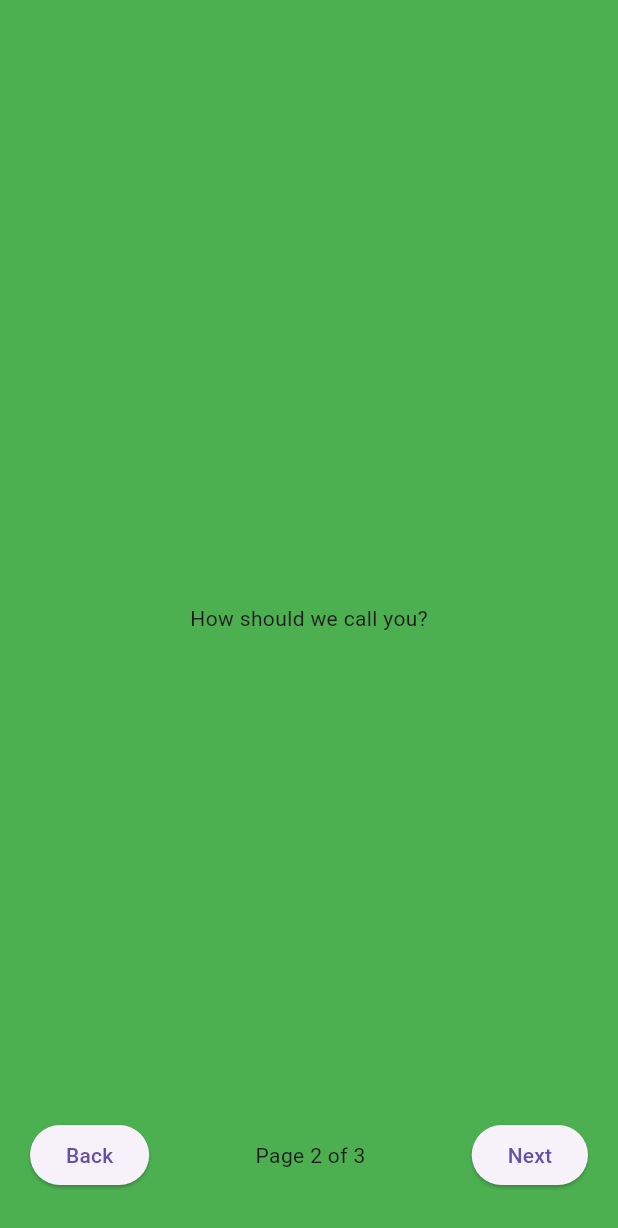
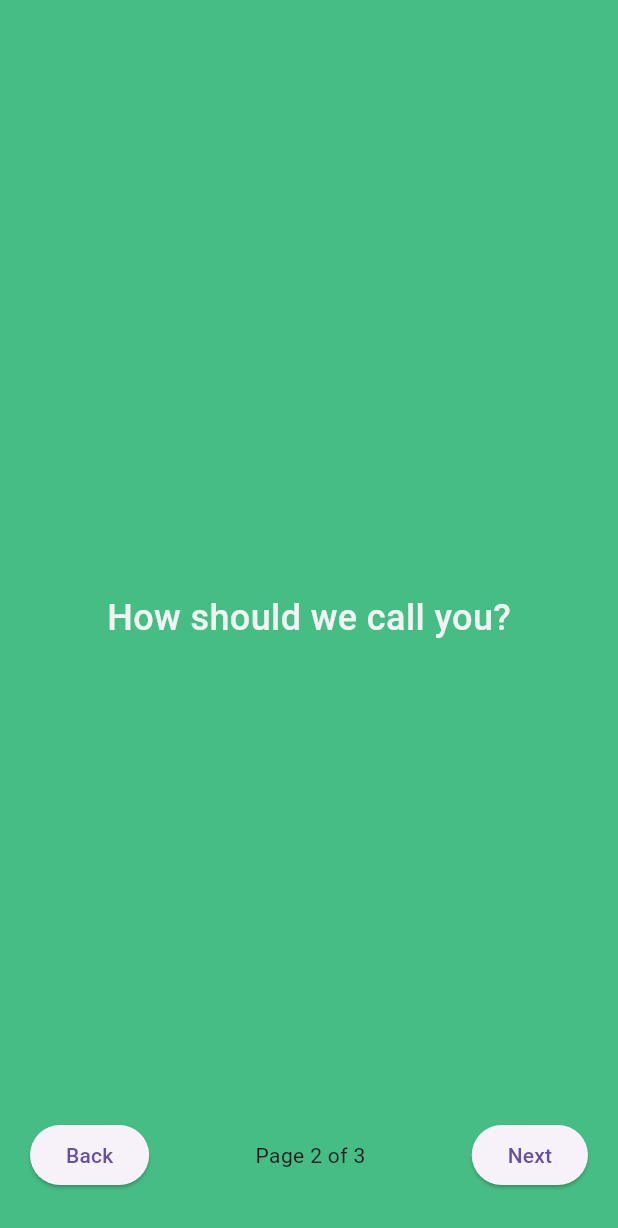
Before and after one commit to Slinza/gas_io, a Flutter app: the screen it shows after launch, after a tap on "Next", on a phone screen of 412 x 824 dp. Shown: the top 1228 px of the screen. Run offline on Flutter 3.47's test engine with Material 3 defaults, Android fonts, the phone set to English and light mode, and no system bars; our stand-ins replace fl_chart, flutter_form_builder, flutter_slidable, form_builder_validators, geolocator, google_fonts and 3 more; missing offline and left inert: flutter_config; accounts and stored records are empty.

Commit message:
create standard onboarding style and add email to user data

```diff
--- a/lib/components/user_schema.dart
+++ b/lib/components/user_schema.dart
@@ -5,12 +5,14 @@ class UserData with DatabaseUserKeys {
   String name;
   String surname;
   String username;
+  String email;
 
   UserData({
     required this.id,
     required this.name,
     required this.surname,
     required this.username,
+    required this.email,
   });
 
   Map<String, dynamic> toMap() {
@@ -18,7 +20,8 @@ class UserData with DatabaseUserKeys {
       userIdKey: id,
       userNameKey: name,
       userSurnameKey: surname,
-      userUsernameKey: username
+      userUsernameKey: username,
+      userEmailKey: email,
     };
   }
 
@@ -28,6 +31,7 @@ class UserData with DatabaseUserKeys {
       name: map['name'],
       surname: map['surname'],
       username: map['username'],
+      email: map['email'],
     );
   }
 }
--- a/lib/design/styles.dart
+++ b/lib/design/styles.dart
@@ -31,3 +31,11 @@ TextStyle detailsStyle =
 
 TextStyle detailsStyleBold = GoogleFonts.abel(
     textStyle: const TextStyle(fontSize: 24, fontWeight: FontWeight.bold));
+
+const TextStyle onbordingTitleStyle = TextStyle(
+  color: cardColor,
+  fontSize: 24,
+  fontFamily: 'Red Rose',
+  fontWeight: FontWeight.w500,
+  height: 0.01,
+);
--- a/lib/screens/onboarder_screen.dart
+++ b/lib/screens/onboarder_screen.dart
@@ -1,18 +1,8 @@
 import 'package:flutter/material.dart';
-import 'package:flutter/cupertino.dart';
+
 import 'package:gas_io/screens/home_screen.dart';
-import 'package:shared_preferences/shared_preferences.dart';
-
-// void main() => runApp(MyApp());
-
-// class MyApp extends StatelessWidget {
-//   @override
-//   Widget build(BuildContext context) {
-//     return MaterialApp(
-//       home: OnboardingScreens(),
-//     );
-//   }
-// }
+import 'package:gas_io/design/themes.dart';
+import 'package:gas_io/design/styles.dart';
 
 class OnboardingScreens extends StatefulWidget {
   @override
@@ -28,10 +18,6 @@ class _OnboardingScreensState extends State<OnboardingScreens> {
       _pageController.nextPage(
           duration: Duration(milliseconds: 500), curve: Curves.ease);
     } else {
-      // Navigator.push(
-      //   context,
-      //   MaterialPageRoute(builder: (context) => const HomeScreen()),
-      // );
       Navigator.of(context).pushReplacement(
         MaterialPageRoute(builder: (_) => const HomeScreen()),
       );
@@ -63,15 +49,14 @@ class _OnboardingScreensState extends State<OnboardingScreens> {
             child: Row(
               mainAxisAlignment: MainAxisAlignment.spaceBetween,
               children: [
-                // TODO remove button from the first page
                 _currentPage > 0
                     ? ElevatedButton(
                         onPressed: () {
                           _pageController.previousPage(
-                              duration: Duration(milliseconds: 500),
+                              duration: const Duration(milliseconds: 500),
                               curve: Curves.ease);
                         },
-                        child: Text('Back'),
+                        child: const Text('Back'),
                       )
                     : Container(
                         width: 80,
@@ -81,7 +66,9 @@ class _OnboardingScreensState extends State<OnboardingScreens> {
                   onPressed: () {
                     nextAction(_currentPage);
                   },
-                  child: _currentPage + 1 == 3 ? Text("Start") : Text('Next'),
+                  child: _currentPage + 1 == 3
+                      ? const Text("Start")
+                      : const Text('Next'),
                 ),
               ],
             ),
@@ -96,9 +83,12 @@ class WelcomePage extends StatelessWidget {
   @override
   Widget build(BuildContext context) {
     return Container(
-      color: Colors.blueGrey,
-      child: Center(
-        child: Text('Welcome Page'),
+      color: primaryColor,
+      child: const Center(
+        child: Text(
+          'Welcome to GasIO!',
+          style: onbordingTitleStyle,
+        ),
       ),
     );
   }
@@ -108,9 +98,12 @@ class NameSurnamePage extends StatelessWidget {
   @override
   Widget build(BuildContext context) {
     return Container(
-      color: Colors.green,
-      child: Center(
-        child: Text('How should we call you?'),
+      color: primaryColor,
+      child: const Center(
+        child: Text(
+          'How should we call you?',
+          style: onbordingTitleStyle,
+        ),
       ),
     );
   }
@@ -120,9 +113,12 @@ class CarDataPage extends StatelessWidget {
   @override
   Widget build(BuildContext context) {
     return Container(
-      color: Colors.orange,
-      child: Center(
-        child: Text('Which car do we want to refuel?'),
+      color: primaryColor,
+      child: const Center(
+        child: Text(
+          'Which car do we want to refuel?',
+          style: onbordingTitleStyle,
+        ),
       ),
     );
   }
--- a/lib/screens/user_settings.dart
+++ b/lib/screens/user_settings.dart
@@ -14,6 +14,7 @@ class _UserSettingsScreenState extends State<UserSettingsScreen> {
   final TextEditingController _nameController = TextEditingController();
   final TextEditingController _surnameController = TextEditingController();
   final TextEditingController _usernameController = TextEditingController();
+  final TextEditingController _emailController = TextEditingController();
   final DatabaseHelper _databaseHelper = DatabaseHelper();
 
   @override
@@ -28,6 +29,7 @@ class _UserSettingsScreenState extends State<UserSettingsScreen> {
       _nameController.text = user.name;
       _surnameController.text = user.surname;
       _usernameController.text = user.username;
+      _emailController.text = user.email;
     }
   }
 
@@ -37,6 +39,7 @@ class _UserSettingsScreenState extends State<UserSettingsScreen> {
       user.name = _nameController.text;
       user.surname = _surnameController.text;
       user.username = _usernameController.text;
+      user.email = _emailController.text;
       await _databaseHelper.updateUser(user);
       Navigator.pop(context, true);
     }
@@ -70,6 +73,12 @@ class _UserSettingsScreenState extends State<UserSettingsScreen> {
                 labelText: 'Username',
               ),
             ),
+            TextField(
+              controller: _emailController,
+              decoration: const InputDecoration(
+                labelText: 'Email',
+              ),
+            ),
             ElevatedButton(
               onPressed: () {
                 saveUserData();
--- a/lib/utils/database_helper.dart
+++ b/lib/utils/database_helper.dart
@@ -36,7 +36,8 @@ class DatabaseHelper
           $userIdKey INTEGER PRIMARY KEY AUTOINCREMENT,
           $userNameKey TEXT,
           $userSurnameKey TEXT,
-          $userUsernameKey TEXT
+          $userUsernameKey TEXT,
+          $userEmailKey TEXT,
         )
         ''');
         await db.execute('''
@@ -75,7 +76,7 @@ class DatabaseHelper
         ''');
 
         await db.execute(
-            '''INSERT INTO $userTableName($userNameKey, $userSurnameKey, $userUsernameKey) VALUES("Name", "Surname", "Username");''');
+            '''INSERT INTO $userTableName($userNameKey, $userSurnameKey, $userUsernameKey, $userEmailKey) VALUES("Name", "Surname", "Username", "user@gmail.com");''');
         await db.execute(
             '''INSERT INTO $carTableName($carUserIdKey, $carBrandKey, $carModelKey, $carYearKey, $carInitialKmKey, $carFuelType) VALUES(0,"Fiat", "Panda", 0000, 0.0, "diesel");''');
         await db.execute(
@@ -127,7 +128,6 @@ class DatabaseHelper
       return null; // Gas station with the specified ID not found
     }
   }
-
 
   Future<List<CardData>> getCardsByCar(selectedCarId) async {
     final db = await database;
--- a/lib/utils/key_parameters.dart
+++ b/lib/utils/key_parameters.dart
@@ -5,7 +5,7 @@ mixin DatabaseCardKeys {
   final String priceKey = 'price';
   final String litersKey = 'liters';
   final String dateKey = 'date';
-  final String gasStatIdKey = 'gasStationId';  // foreign key
+  final String gasStatIdKey = 'gasStationId'; // foreign key
   final String euroPerLiterKey = 'euroPerLiter';
   final String kmKey = 'km';
   final String isCompleteRefuelKey = "isCompleteRefuel";
@@ -17,6 +17,7 @@ mixin DatabaseUserKeys {
   final String userNameKey = 'name';
   final String userSurnameKey = 'surname';
   final String userUsernameKey = 'username';
+  final String userEmailKey = 'email';
 }
 
 mixin DatabaseCarKeys {
```
